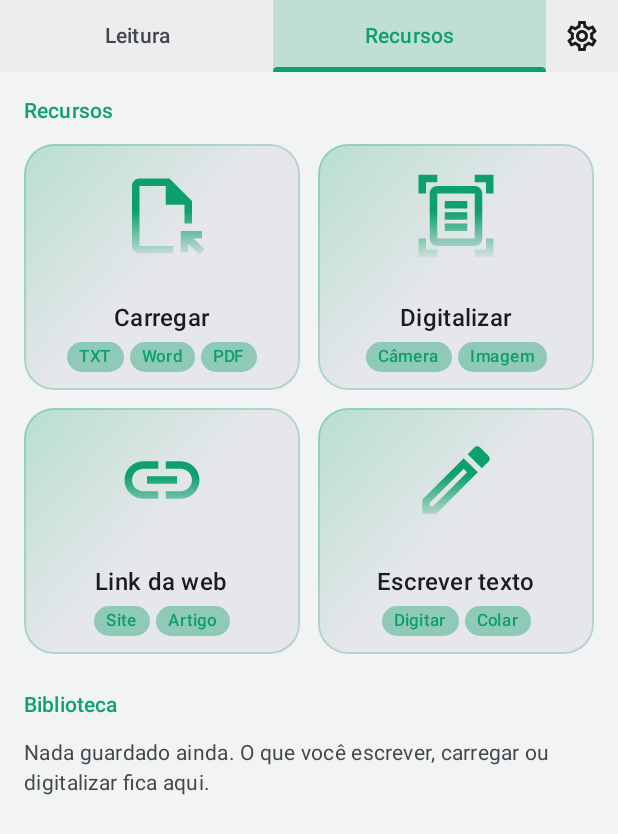
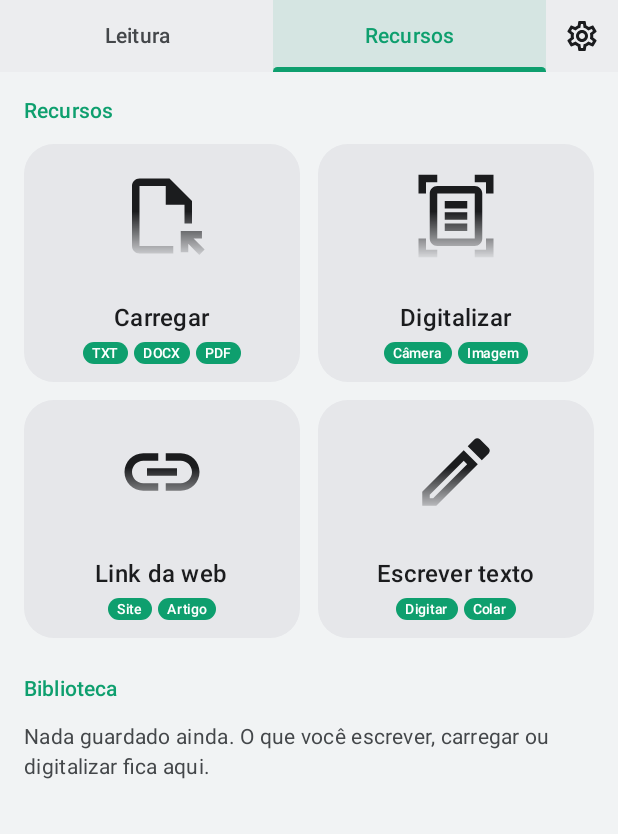
Before and after one commit to wenesga/Le-Pra-Mim, an Android app built with Jetpack Compose: the screen it shows after launch (MainActivity), tab 2 chosen, on a phone screen of 412 x 824 dp. Shown: the top 834 px of the screen. Run offline under Robolectric (Android 15) with nearby library versions, the phone set to English and light mode, and no system bars; libraries missing offline, so code that uses them is left out: com.google.mlkit.vision; Roboto replaces fonts that are not available here.

Commit message:
As etiquetas dos cartões ficaram menores, com fundo na cor forte e texto branco, DOCX substituiu Word, os ícones dos cartões ficaram brancos com degradê, a frase lida ficou mais suave e a biblioteca ganhou itens neutros

```diff
--- a/app/src/main/java/com/lepramim/ui/App.kt
+++ b/app/src/main/java/com/lepramim/ui/App.kt
@@ -110,7 +110,7 @@ private fun Inicio(vm: LeitorViewModel, avisos: SnackbarHostState, navegar: (Rot
                 val ativa = pager.currentPage == i
                 // A aba selecionada tem o fundo na cor do tema (suave); a outra fica sem fundo.
                 val fundo by androidx.compose.animation.animateColorAsState(
-                    if (ativa) androidx.compose.material3.MaterialTheme.colorScheme.primaryContainer.copy(alpha = 0.2f)
+                    if (ativa) androidx.compose.material3.MaterialTheme.colorScheme.primaryContainer.copy(alpha = 0.1f)
                     else androidx.compose.ui.graphics.Color.Transparent,
                     label = "aba",
                 )
--- a/app/src/main/java/com/lepramim/ui/componentes/Componentes.kt
+++ b/app/src/main/java/com/lepramim/ui/componentes/Componentes.kt
@@ -98,9 +98,12 @@ fun Pagina(
 
 /** Grupo de ajustes com título na cor de destaque. */
 @Composable
-fun Secao(titulo: String, conteudo: @Composable ColumnScope.() -> Unit) {
+fun Secao(titulo: String, neutro: Boolean = false, conteudo: @Composable ColumnScope.() -> Unit) {
     Column(Modifier.fillMaxWidth(), verticalArrangement = Arrangement.spacedBy(Espaco.g)) {
-        Text(titulo, style = MaterialTheme.typography.titleSmall, color = MaterialTheme.colorScheme.primary)
+        Text(
+            titulo, style = MaterialTheme.typography.titleSmall,
+            color = if (neutro) MaterialTheme.colorScheme.onSurfaceVariant else MaterialTheme.colorScheme.primary,
+        )
         conteudo()
     }
 }
--- a/app/src/main/java/com/lepramim/ui/leitor/Adicionar.kt
+++ b/app/src/main/java/com/lepramim/ui/leitor/Adicionar.kt
@@ -48,6 +48,7 @@ import androidx.compose.ui.Modifier
 import androidx.compose.ui.graphics.vector.ImageVector
 import androidx.compose.ui.platform.LocalContext
 import androidx.compose.ui.unit.dp
+import androidx.compose.ui.unit.sp
 import com.google.mlkit.vision.documentscanner.GmsDocumentScannerOptions
 import com.google.mlkit.vision.documentscanner.GmsDocumentScanning
 import com.google.mlkit.vision.documentscanner.GmsDocumentScanningResult
@@ -118,7 +119,7 @@ fun PaginaRecursos(vm: LeitorViewModel, avisos: SnackbarHostState, navegar: (Rot
         Secao("Recursos") {
             Row(horizontalArrangement = Arrangement.spacedBy(Espaco.g)) {
                 Cartao(
-                    "Carregar", listOf("TXT", "Word", "PDF"),
+                    "Carregar", listOf("TXT", "DOCX", "PDF"),
                     { abrirDocumento.launch(arrayOf("text/plain", "application/vnd.openxmlformats-officedocument.wordprocessingml.document", "application/pdf")) },
                 ) { IconeGrande(Icons.Outlined.FileOpen) }
                 Cartao("Digitalizar", listOf("Câmera", "Imagem"), digitalizar) { IconeGrande(Icons.Outlined.DocumentScanner) }
@@ -214,9 +215,9 @@ private fun LinhaBiblioteca(item: ItemBiblioteca, aoAbrir: () -> Unit, aoRenomea
         verticalAlignment = Alignment.CenterVertically,
     ) {
         Box(
-            Modifier.size(40.dp).clip(RoundedCornerShape(12.dp)).background(MaterialTheme.colorScheme.primaryContainer),
+            Modifier.size(40.dp).clip(RoundedCornerShape(12.dp)).background(MaterialTheme.colorScheme.surfaceContainerHighest),
             contentAlignment = Alignment.Center,
-        ) { Icon(Icons.Outlined.Description, contentDescription = null, tint = MaterialTheme.colorScheme.onPrimaryContainer) }
+        ) { Icon(Icons.Outlined.Description, contentDescription = null, tint = MaterialTheme.colorScheme.onSurfaceVariant) }
         Column(Modifier.weight(1f).padding(horizontal = Espaco.g)) {
             Text(item.titulo, style = MaterialTheme.typography.bodyLarge, maxLines = 1, overflow = TextOverflow.Ellipsis)
             Text("$data · $tamanho car.", style = MaterialTheme.typography.labelMedium, color = MaterialTheme.colorScheme.onSurfaceVariant)
@@ -239,8 +240,7 @@ private fun RowScope.Cartao(titulo: String, etiquetas: List<String>, aoClicar: (
     val forma = RoundedCornerShape(20.dp)
     Box(
         Modifier.weight(1f).clip(forma)
-            .background(Brush.linearGradient(listOf(forte.copy(alpha = 0.25f), base, base)))
-            .border(1.dp, forte.copy(alpha = 0.25f), forma)
+            .background(base)
             .clickable(onClick = aoClicar),
     ) {
         Column(Modifier.fillMaxWidth().padding(start = Espaco.m, end = Espaco.m, top = 0.dp, bottom = Espaco.g), horizontalAlignment = Alignment.CenterHorizontally) {
@@ -253,16 +253,16 @@ private fun RowScope.Cartao(titulo: String, etiquetas: List<String>, aoClicar: (
     }
 }
 
-/** Etiqueta pequena: fundo suave na cor do tema e texto na cor de destaque. */
+/** Etiqueta pequena: fundo na cor forte do tema e texto branco. */
 @Composable
 private fun Etiqueta(texto: String) {
     Text(
         texto, maxLines = 1, softWrap = false,
-        style = MaterialTheme.typography.labelSmall,
-        color = MaterialTheme.colorScheme.primary,
+        style = MaterialTheme.typography.labelSmall.copy(fontSize = 9.sp, lineHeight = 12.sp),
+        color = MaterialTheme.colorScheme.onPrimaryContainer,
         modifier = Modifier.clip(RoundedCornerShape(50))
-            .background(MaterialTheme.colorScheme.primaryContainer.copy(alpha = 0.4f))
-            .padding(horizontal = 8.dp, vertical = 2.dp),
+            .background(MaterialTheme.colorScheme.primaryContainer)
+            .padding(horizontal = 6.dp, vertical = 1.dp),
     )
 }
 
@@ -270,7 +270,7 @@ private fun Etiqueta(texto: String) {
 private fun IconeGrande(icone: ImageVector) {
     // O ícone esmaece de cima para baixo, como a figura dos cartões do outro app.
     Icon(
-        icone, contentDescription = null, tint = MaterialTheme.colorScheme.primary,
+        icone, contentDescription = null, tint = MaterialTheme.colorScheme.onSurface,
         modifier = Modifier.size(60.dp)
             .graphicsLayer { compositingStrategy = CompositingStrategy.Offscreen }
             .drawWithContent {
--- a/app/src/main/java/com/lepramim/ui/leitor/BarraPlayer.kt
+++ b/app/src/main/java/com/lepramim/ui/leitor/BarraPlayer.kt
@@ -114,8 +114,7 @@ fun BarraPlayer(
     )
 
     Surface(
-        // Mesma cor do fundo da aba selecionada: o tom do tema a 20% sobre a cor das barras.
-        color = MaterialTheme.colorScheme.primaryContainer.copy(alpha = 0.2f).compositeOver(MaterialTheme.colorScheme.surfaceContainer),
+        color = MaterialTheme.colorScheme.surfaceContainer,
         shape = androidx.compose.foundation.shape.RoundedCornerShape(topStart = 24.dp, topEnd = 24.dp),
         shadowElevation = 6.dp,
     ) {
--- a/app/src/main/java/com/lepramim/ui/leitor/Editor.kt
+++ b/app/src/main/java/com/lepramim/ui/leitor/Editor.kt
@@ -74,7 +74,7 @@ fun Editor(
         if (atual != valor.text) valor = TextFieldValue(atual, TextRange(valor.selection.end.coerceAtMost(atual.length)))
     }
 
-    val corFundo = MaterialTheme.colorScheme.primaryContainer.copy(alpha = 0.45f)
+    val corFundo = MaterialTheme.colorScheme.primaryContainer.copy(alpha = 0.22f)
     val corTexto = androidx.compose.ui.graphics.Color.Unspecified
     val corPalavra = MaterialTheme.colorScheme.primaryContainer
     val corTextoPalavra = MaterialTheme.colorScheme.onPrimaryContainer
```
